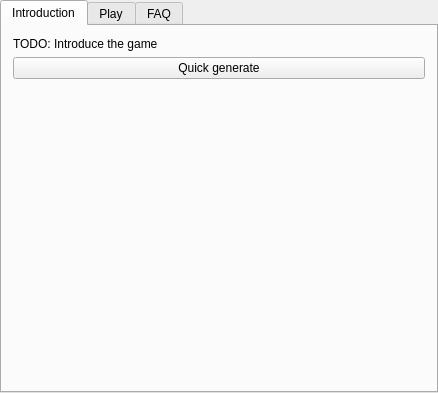
The window that randovania/gui/ui_files/games_tab_supermetroid_widget.ui (randovania/randovania) describes before a commit, drawn with Qt 5.
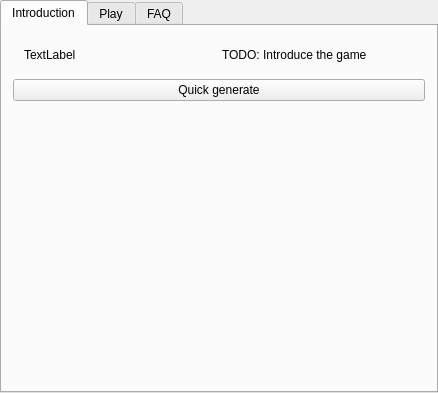
The same window after the commit. Custom widgets are drawn as their Qt base class.

Commit message: display cover art in intro tab

The edit to the form file:
```diff
--- a/randovania/gui/ui_files/games_tab_supermetroid_widget.ui
+++ b/randovania/gui/ui_files/games_tab_supermetroid_widget.ui
@@ -19,10 +19,32 @@
    </attribute>
    <layout class="QVBoxLayout" name="intro_layout">
     <item>
+     <widget class="QWidget" name="horizontalWidget" native="true">
+      <property name="minimumSize">
+       <size>
+        <width>0</width>
+        <height>0</height>
+       </size>
+      </property>
+      <layout class="QHBoxLayout" name="horizontalLayout">
+       <item>
+        <widget class="QLabel" name="game_cover_label">
+         <property name="text">
+          <string>TextLabel</string>
+         </property>
+        </widget>
+       </item>
+       <item>
      <widget class="QLabel" name="intro_label">
       <property name="text">
        <string>&lt;html&gt;&lt;head/&gt;&lt;body&gt;&lt;p&gt;TODO: Introduce the game&lt;/p&gt;&lt;/body&gt;&lt;/html&gt;</string>
       </property>
+         <property name="wordWrap">
+          <bool>true</bool>
+         </property>
+        </widget>
+       </item>
+      </layout>
      </widget>
     </item>
     <item>
```
Lines whose indentation alone changed are shown as unchanged. The commit also changes 7 other files.
